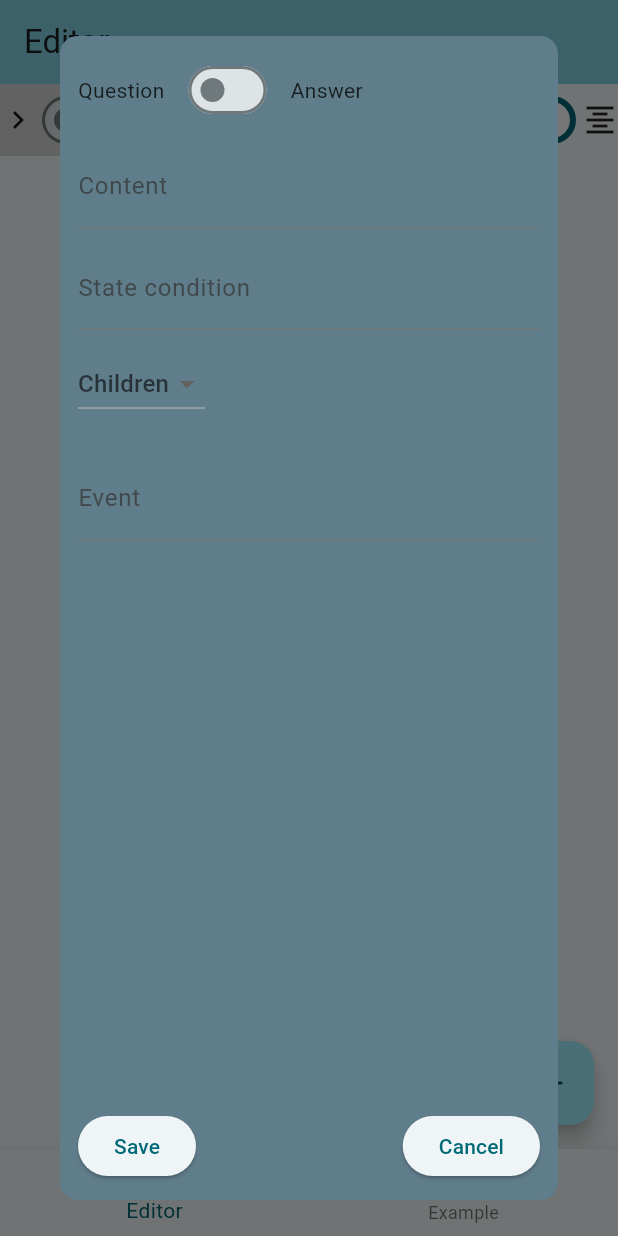
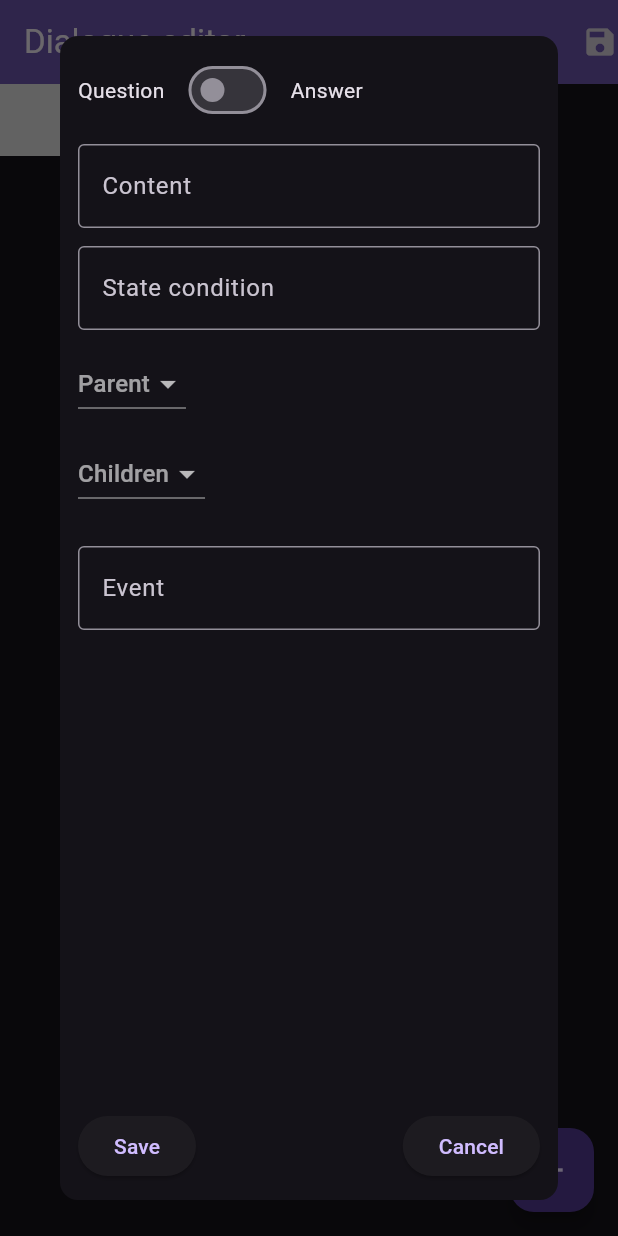
Before and after one commit to egristmin/game_dialogue_system, a Flutter app: the screen it shows after launch, after a tap on the "add" icon, on a phone screen of 412 x 824 dp. Run offline on Flutter 3.47's test engine with Material 3 defaults, Android fonts, the phone set to English and light mode, and no system bars; our stand-ins replace file_picker; missing offline and left inert: graphite.

Commit message:
editor WIP

```diff
--- a/example/lib/editor/dialogue_editor_node.dart
+++ b/example/lib/editor/dialogue_editor_node.dart
@@ -3,12 +3,14 @@ import 'package:graphite/graphite.dart';
 
 class DialogueEditorNode extends NodeInput {
   DialogueEditorNode(
-      {required this.type,
+      {this.parentNode,
+      required this.type,
       this.answer,
       this.question,
       required super.id,
       required super.next});
 
+  final DialogueEditorNode? parentNode;
   final Answer? answer;
   final Question? question;
   final DialogueNodeType type;
--- a/example/lib/editor/editor.dart
+++ b/example/lib/editor/editor.dart
@@ -1,27 +1,11 @@
+import 'package:example/editor/edge_label.dart';
+import 'package:example/editor/editor_node.dart';
+import 'package:example/editor/file_manager.dart';
 import 'package:example/editor/update_node_dialog.dart';
 import 'package:flutter/material.dart';
 import 'package:graphite/graphite.dart';
 
 import 'dialogue_editor_node.dart';
-
-const presetBasic = '['
-    '{"id":"A","next":[{"outcome":"B","type":"one"}],"size":{"width": 75.0, "height": 75.0}},'
-    '{"id":"B","size":{"width": 200.0, "height": 50.0},"next":[{"outcome":"D","type":"one"},{"outcome":"C","type":"one"},{"outcome":"K","type":"one"},{"outcome":"E","type":"one"}]},'
-    '{"id":"C","next":[{"outcome":"F","type":"one"},{"outcome":"A","type":"one"}]},'
-    '{"id":"D","next":[{"outcome":"J","type":"one"}],"size":{"width": 25.0, "height": 175.0}},'
-    '{"id":"E","next":[{"outcome":"J","type":"one"}]},'
-    '{"id":"J","size": {"width": 75.0, "height": 75.0},"next":[{"outcome":"I","type":"one"},{"outcome":"@","type":"one"}]},'
-    '{"id":"I","next":[{"outcome":"H","type":"one"}]},'
-    '{"id":"F","next":[{"outcome":"K","type":"one"}]},'
-    '{"id":"K","size":{"width":50.0,"height":50.0},"next":[{"outcome":"L","type":"one"},{"outcome":"C","type":"one"},{"outcome":"X","type":"one"}]},'
-    '{"id":"H","next":[{"outcome":"L","type":"one"}]},'
-    '{"id":"L","next":[{"outcome":"I","type":"one"},{"outcome":"P","type":"one"}]},'
-    '{"id":"P","next":[{"outcome":"M","type":"one"},{"outcome":"N","type":"one"}]},'
-    '{"id":"M","next":[]},'
-    '{"id":"X","next":[]},'
-    '{"id":"N","next":[]},'
-    '{"id":"@","next":[]}'
-    ']';
 
 class Editor extends StatefulWidget {
   const Editor({super.key});
@@ -31,12 +15,10 @@ class Editor extends StatefulWidget {
 }
 
 class EditorState extends State<Editor> {
-  final List<DialogueEditorNode> nodes = [
-    DialogueEditorNode(
+  final Map<String, DialogueEditorNode> nodes = {
+    'initialNode': DialogueEditorNode(
         type: DialogueNodeType.answer, id: 'initialNode', next: []),
-  ];
-  bool _isVertical = false;
-  bool _isCentered = true;
+  };
 
   Future<void> showUpdateDialog({DialogueEditorNode? initialNode}) async {
     final DialogueEditorNode? nodeToUpdate = await showDialog(
@@ -45,107 +27,62 @@ class EditorState extends State<Editor> {
               initialNode: initialNode,
               currentNodes: nodes,
             ));
-    if (initialNode == null && nodeToUpdate != null) {
-      print('add node');
+    if (initialNode == null && nodeToUpdate != null) addNode(nodeToUpdate);
+  }
+
+  void addNode(DialogueEditorNode nodeToUpdate) {
     setState(() {
-        nodes.add(nodeToUpdate);
+      nodes[nodeToUpdate.id] = nodeToUpdate;
+      if (nodeToUpdate.parentNode != null) {
+        nodes.update(nodeToUpdate.parentNode!.id,
+            (node) => node..next.add(EdgeInput(outcome: nodeToUpdate.id)));
+      }
     });
   }
+
+  Future<Map<String, dynamic>> assembleDialogueConfig() async {
+    return {};
+  }
+
+  Future<String> getFileName() async {
+    return '';
+  }
+
+  Future<void> saveFile() async {
+    FileManager.saveJson(await assembleDialogueConfig(), await getFileName());
   }
 
   @override
   Widget build(BuildContext context) {
     return Scaffold(
+      appBar: AppBar(
+        backgroundColor: Theme.of(context).colorScheme.inversePrimary,
+        title: Text('Dialogue editor'),
+        actions: [
+          InkWell(
+            onTap: saveFile,
+            child: Icon(Icons.save),
+          )
+        ],
+      ),
       floatingActionButton: FloatingActionButton(
           onPressed: showUpdateDialog, child: const Icon(Icons.add)),
-      body: Stack(
-        children: [
-          InteractiveViewer(
+      body: InteractiveViewer(
         constrained: false,
         child: DirectGraph(
           onNodeTapDown: (_, node, __) {},
-              list: nodes,
+          list: nodes.values.toList(),
           defaultCellSize: const Size(100.0, 100.0),
-              cellPadding: _isVertical
-                  ? const EdgeInsets.symmetric(vertical: 30, horizontal: 5)
-                  : const EdgeInsets.symmetric(vertical: 5, horizontal: 30),
+          cellPadding: const EdgeInsets.symmetric(vertical: 5, horizontal: 30),
           contactEdgesDistance: 10.0,
-              orientation: _isVertical
-                  ? MatrixOrientation.Vertical
-                  : MatrixOrientation.Horizontal,
-              // edgeLabels: EdgeLabels(
-              //     alignment: EdgeLabelTextAlignment.before,
-              //     positionPriority: EdgeLabelPositionPriority.horizontal,
-              //     builder: (context, edge, isVertical) => Padding(
-              //           padding: const EdgeInsets.all(2),
-              //           child: isVertical
-              //               ? RotatedBox(
-              //                   quarterTurns: -1,
-              //                   child: Text(
-              //                       style: Theme.of(context)
-              //                           .textTheme
-              //                           .bodyMedium!
-              //                           .copyWith(
-              //                               backgroundColor: Theme.of(context)
-              //                                   .colorScheme
-              //                                   .surface),
-              //                       "${edge.from.id}=>${edge.to.id}"))
-              //               : Text(
-              //                   style: Theme.of(context)
-              //                       .textTheme
-              //                       .bodyMedium!
-              //                       .copyWith(
-              //                           backgroundColor: Theme.of(context)
-              //                               .colorScheme
-              //                               .surface),
-              //                   "${edge.from.id}=>${edge.to.id}"),
-              //         )),
-              centered: _isCentered,
-              minScale: .1,
-              maxScale: 1,
+          orientation: MatrixOrientation.Horizontal,
+          nodeBuilder: (context, node) => EditorNode(node: node),
+          edgeLabels: EdgeLabels(
+              alignment: EdgeLabelTextAlignment.before,
+              positionPriority: EdgeLabelPositionPriority.horizontal,
+              builder: (_, edge, isVertical) =>
+                  EditorEdgeLabel(edge: edge, isVertical: isVertical)),
         ),
-          ),
-          Positioned(
-            left: 0,
-            top: 0,
-            child: Row(
-              children: [
-                const Icon(Icons.keyboard_arrow_right),
-                Tooltip(
-                  message: "Matrix alignment",
-                  child: Switch(
-                      value: _isVertical,
-                      onChanged: (value) {
-                        setState(() {
-                          _isVertical = value;
-                        });
-                      }),
-                ),
-                const Icon(Icons.keyboard_arrow_down),
-              ],
-            ),
-          ),
-          Positioned(
-            right: 0,
-            top: 0,
-            child: Row(
-              children: [
-                const Icon(Icons.format_align_left),
-                Tooltip(
-                  message: "Centered outcomes",
-                  child: Switch(
-                      value: _isCentered,
-                      onChanged: (value) {
-                        setState(() {
-                          _isCentered = value;
-                        });
-                      }),
-                ),
-                const Icon(Icons.format_align_center),
-              ],
-            ),
-          )
-        ],
       ),
     );
   }
--- a/example/lib/editor/update_node_dialog.dart
+++ b/example/lib/editor/update_node_dialog.dart
@@ -7,7 +7,7 @@ class UpdateNodeDialog extends StatefulWidget {
       {this.initialNode, required this.currentNodes, super.key});
 
   final DialogueEditorNode? initialNode;
-  final List<DialogueEditorNode> currentNodes;
+  final Map<String, DialogueEditorNode> currentNodes;
 
   @override
   State<UpdateNodeDialog> createState() => _UpdateNodeDialogState();
@@ -21,12 +21,13 @@ class _UpdateNodeDialogState extends State<UpdateNodeDialog> {
     'eventOrPriority': TextEditingController(),
   };
   final List<DialogueEditorNode> children = [];
+  DialogueEditorNode? parentNode;
 
   void save() {
     Navigator.pop(
         context,
         DialogueEditorNode(
-            //todo: add answer and question
+            parentNode: parentNode,
             type: isQuestion
                 ? DialogueNodeType.question
                 : DialogueNodeType.answer,
@@ -35,10 +36,35 @@ class _UpdateNodeDialogState extends State<UpdateNodeDialog> {
                 children.map((node) => EdgeInput(outcome: node.id)).toList()));
   }
 
+  Map<int, int> fillQuestionChildren() {
+    final Map<int, int> output = {};
+    final answers = children.map((child) {
+      if (widget.currentNodes.containsKey(child.id)) {
+        return widget.currentNodes[child.id]!;
+      }
+    }).toList();
+    output.addEntries(answers.map((answerNode) {
+      return MapEntry(
+          answerNode!.answer!.id,
+          widget.currentNodes.values
+              .firstWhere((node) => answerNode.parentNode!.id == answerNode.id)
+              .question!
+              .id);
+    }));
+    return output;
+  }
+
   void addChildNode(DialogueEditorNode? node) {
     if (node == null) return;
     setState(() {
+      if (!isQuestion) children.clear();
       children.add(node);
+    });
+  }
+
+  void setParentNode(DialogueEditorNode? node) {
+    setState(() {
+      parentNode = node;
     });
   }
 
@@ -53,10 +79,10 @@ class _UpdateNodeDialogState extends State<UpdateNodeDialog> {
     return Dialog(
       child: Container(
         decoration: BoxDecoration(
-            color: Colors.blueGrey, borderRadius: BorderRadius.circular(12)),
+            color: Theme.of(context).cardColor, borderRadius: BorderRadius.circular(12)),
         padding: const EdgeInsets.all(12),
         child: Scaffold(
-          backgroundColor: Colors.blueGrey,
+          backgroundColor: Theme.of(context).cardColor,
           body: SingleChildScrollView(
             child: Column(
               crossAxisAlignment: CrossAxisAlignment.start,
@@ -76,17 +102,34 @@ class _UpdateNodeDialogState extends State<UpdateNodeDialog> {
                 ),
                 TextFormField(
                   controller: controllers['content'],
-                  decoration: InputDecoration(labelText: 'Content'),
+                  decoration: InputDecoration(
+                    labelText: 'Content',
+                    border: OutlineInputBorder(),
+                  ),
                 ),
                 TextFormField(
                   controller: controllers['stateCondition'],
-                  decoration: InputDecoration(labelText: 'State condition'),
+                  decoration: InputDecoration(
+                    labelText: 'State condition',
+                    border: OutlineInputBorder(),
+                  ),
                 ),
                 DropdownButton<DialogueEditorNode>(
-                    hint: Text('Children'),
-                    items: widget.currentNodes
+                    hint: Text('Parent'),
+                    items: widget.currentNodes.values
                         .map((node) => DropdownMenuItem<DialogueEditorNode>(
                             value: node, child: (Text(node.id))))
+                        .toList(),
+                    onChanged: setParentNode),
+                DropdownButton<DialogueEditorNode>(
+                    hint: Text('Children'),
+                    items: widget.currentNodes.values
+                        .map(
+                          (node) => DropdownMenuItem<DialogueEditorNode>(
+                            value: node,
+                            child: (Text(node.id)),
+                          ),
+                        )
                         .toList(),
                     onChanged: addChildNode),
                 Wrap(
@@ -103,7 +146,9 @@ class _UpdateNodeDialogState extends State<UpdateNodeDialog> {
                 TextFormField(
                   controller: controllers['eventOrPriority'],
                   decoration: InputDecoration(
-                      labelText: isQuestion ? 'Priority' : 'Event'),
+                    labelText: isQuestion ? 'Priority' : 'Event',
+                    border: OutlineInputBorder(),
+                  ),
                 ),
               ],
             ),
@@ -136,9 +181,3 @@ class _UpdateNodeDialogState extends State<UpdateNodeDialog> {
     super.dispose();
   }
 }
-//Answer
-// finishDialogue
-
-// Question
-
-// isIntro
--- a/example/lib/main.dart
+++ b/example/lib/main.dart
@@ -13,58 +13,10 @@ class MyApp extends StatelessWidget {
   Widget build(BuildContext context) {
     return MaterialApp(
       title: 'Dialogue System Example',
-      theme: ThemeData(
-        colorScheme: ColorScheme.fromSeed(seedColor: Colors.cyan),
+      theme: ThemeData.dark(
         useMaterial3: true,
       ),
-      home: const DialogueEditor(),
+      home: const Editor(),
     );
   }
 }
-
-class DialogueEditor extends StatefulWidget {
-  const DialogueEditor({super.key});
-
-  @override
-  State<DialogueEditor> createState() => _DialogueEditorState();
-}
-
-class _DialogueEditorState extends State<DialogueEditor> {
-  int _selectedIndex = 0;
-
-  void _onItemTapped(int index) {
-    if (index == _selectedIndex) return;
-    setState(() {
-      _selectedIndex = index;
-    });
-  }
-
-  @override
-  Widget build(BuildContext context) {
-    return Scaffold(
-      appBar: AppBar(
-        backgroundColor: Theme.of(context).colorScheme.inversePrimary,
-        title: Text(_selectedIndex == 0 ? 'Editor' : 'Example'),
-      ),
-      body: _selectedIndex == 0 ? const Editor() : const Example(),
-      bottomNavigationBar: BottomNavigationBar(onTap: _onItemTapped, items: [
-        BottomNavigationBarItem(label: 'Editor', icon: const Icon(Icons.edit)),
-        BottomNavigationBarItem(label: 'Example', icon: const Icon(Icons.home))
-      ]),
-    );
-  }
-}
-
-class Example extends StatefulWidget {
-  const Example({super.key});
-
-  @override
-  State<Example> createState() => _ExampleState();
-}
-
-class _ExampleState extends State<Example> {
-  @override
-  Widget build(BuildContext context) {
-    return const Placeholder();
-  }
-}
--- a/example/pubspec.yaml
+++ b/example/pubspec.yaml
@@ -8,11 +8,16 @@ environment:
   sdk: ^3.6.0
 
 dependencies:
+  file_picker: ^8.1.7
   flutter:
     sdk: flutter
   game_dialogue_system:
     path: ../
   graphite: 1.2.0
+  http: ^1.2.2
+  intl: ^0.20.1
+  path: ^1.9.0
+  path_provider: ^2.1.5
 
 dev_dependencies:
   flutter_test:
```
Also changed, not shown: example/lib/editor/edge_label.dart (added, +40 -0 lines), example/lib/editor/editor_node.dart (added, +20 -0 lines), example/lib/editor/file_manager.dart (added, +15 -0 lines), example/pubspec.lock, 1 other file. Lines whose indentation alone changed are shown as unchanged.
